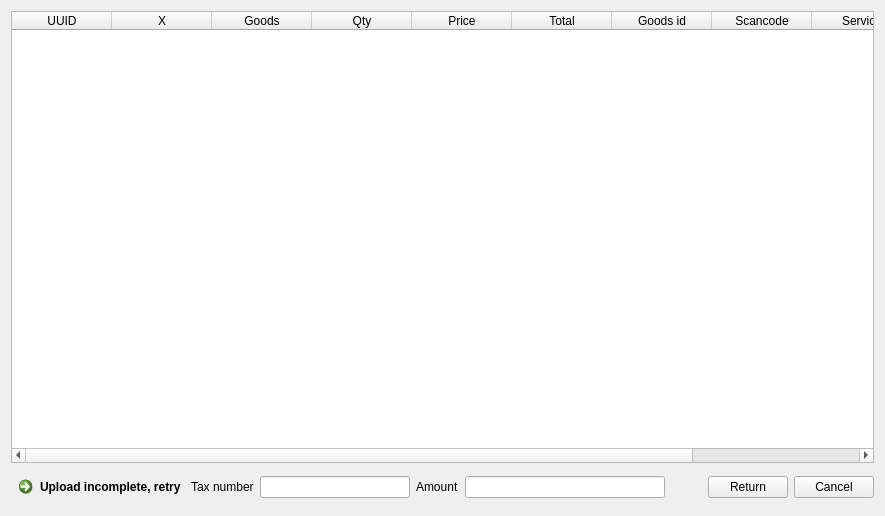
This is Shop/vieworder.ui in End1-1/Cafe5 as Qt 5 draws it before an edit. The edited form follows.
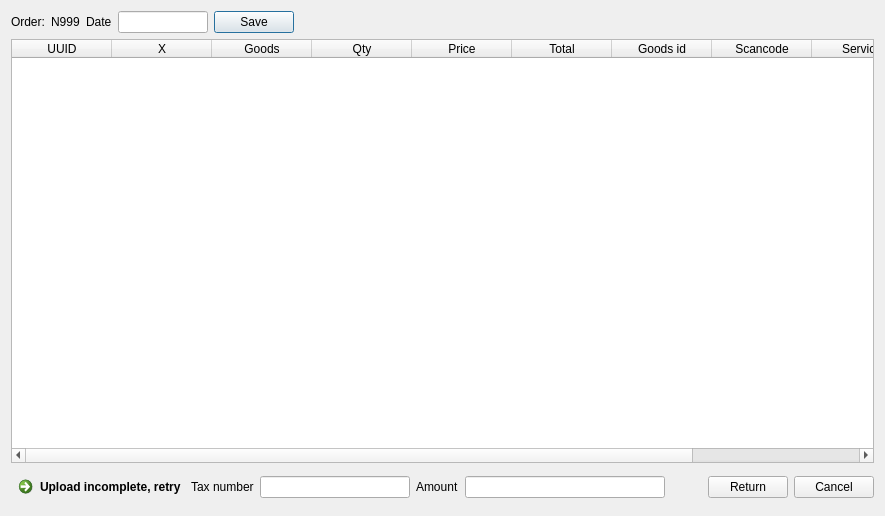
This is the edited form. Icons and pictures are not drawn. Custom widgets are drawn as their Qt base class.

Patch:
```diff
--- a/Shop/vieworder.ui
+++ b/Shop/vieworder.ui
@@ -14,6 +14,75 @@
    <string>Return</string>
   </property>
   <layout class="QVBoxLayout" name="verticalLayout">
+   <item>
+    <widget class="QWidget" name="widget_2" native="true">
+     <layout class="QHBoxLayout" name="horizontalLayout_2">
+      <property name="leftMargin">
+       <number>0</number>
+      </property>
+      <property name="topMargin">
+       <number>0</number>
+      </property>
+      <property name="rightMargin">
+       <number>0</number>
+      </property>
+      <property name="bottomMargin">
+       <number>0</number>
+      </property>
+      <item>
+       <widget class="QLabel" name="label_4">
+        <property name="text">
+         <string>Order:</string>
+        </property>
+       </widget>
+      </item>
+      <item>
+       <widget class="QLabel" name="lbOrderNum">
+        <property name="text">
+         <string>N999</string>
+        </property>
+       </widget>
+      </item>
+      <item>
+       <widget class="QLabel" name="label_3">
+        <property name="text">
+         <string>Date</string>
+        </property>
+       </widget>
+      </item>
+      <item>
+       <widget class="C5DateEdit" name="leDate">
+        <property name="maximumSize">
+         <size>
+          <width>150</width>
+          <height>16777215</height>
+         </size>
+        </property>
+       </widget>
+      </item>
+      <item>
+       <widget class="QPushButton" name="btnSave">
+        <property name="text">
+         <string>Save</string>
+        </property>
+       </widget>
+      </item>
+      <item>
+       <spacer name="horizontalSpacer_2">
+        <property name="orientation">
+         <enum>Qt::Horizontal</enum>
+        </property>
+        <property name="sizeHint" stdset="0">
+         <size>
+          <width>598</width>
+          <height>20</height>
+         </size>
+        </property>
+       </spacer>
+      </item>
+     </layout>
+    </widget>
+   </item>
    <item>
     <widget class="C5TableWidget" name="tbl">
      <property name="editTriggers">
@@ -188,16 +257,21 @@
   </layout>
  </widget>
  <customwidgets>
-  <customwidget>
-   <class>C5LineEdit</class>
-   <extends>QLineEdit</extends>
-   <header>c5lineedit.h</header>
-  </customwidget>
   <customwidget>
    <class>C5TableWidget</class>
    <extends>QTableWidget</extends>
    <header location="global">c5tablewidget.h</header>
   </customwidget>
+  <customwidget>
+   <class>C5LineEdit</class>
+   <extends>QLineEdit</extends>
+   <header location="global">c5lineedit.h</header>
+  </customwidget>
+  <customwidget>
+   <class>C5DateEdit</class>
+   <extends>QLineEdit</extends>
+   <header location="global">c5dateedit.h</header>
+  </customwidget>
  </customwidgets>
  <resources>
   <include location="../resources/res.qrc"/>
```
